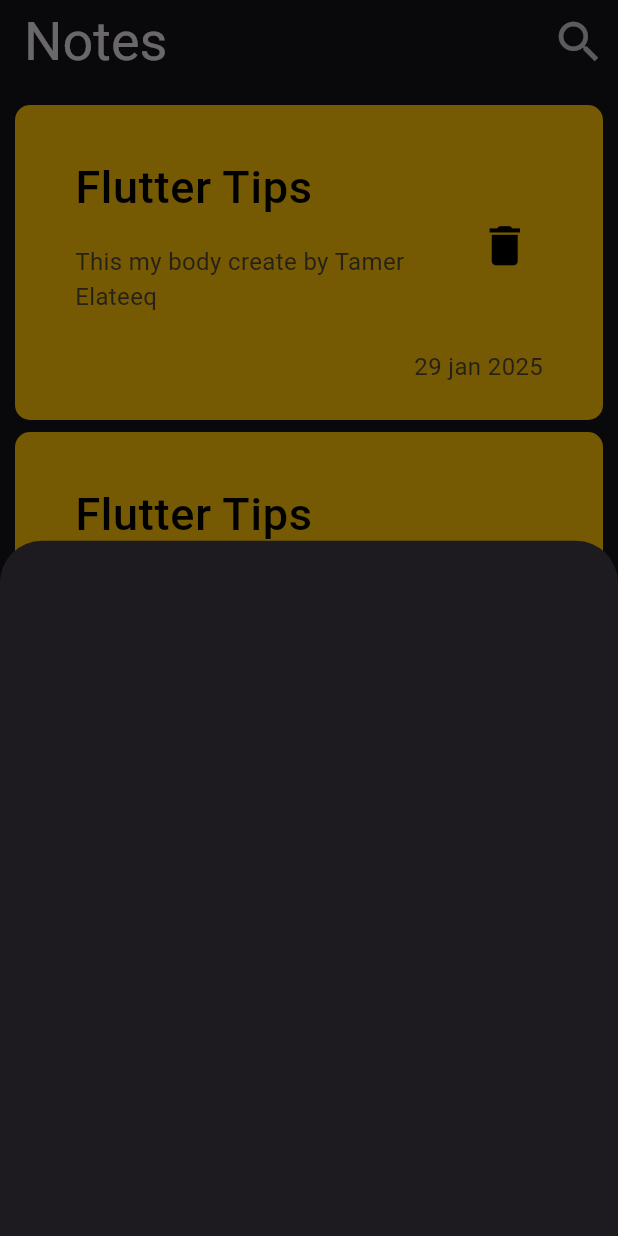
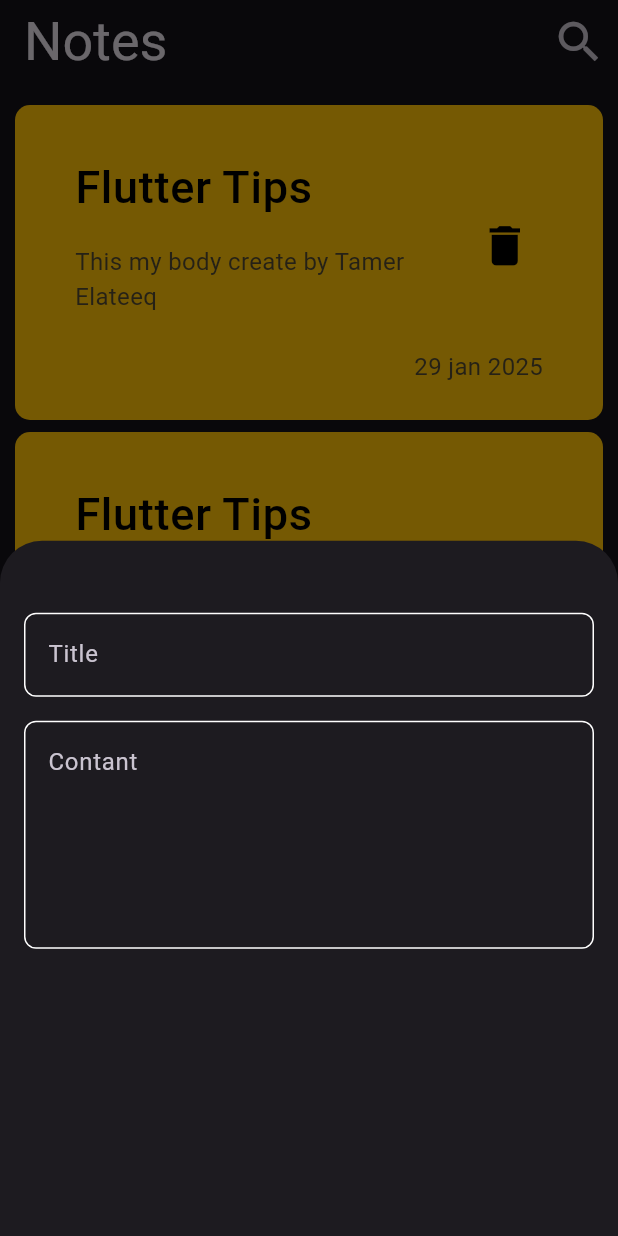
Before and after one commit to tamerelateeq/notes_app, a Flutter app: the screen it shows after launch, after a tap on the "add" icon, on a phone screen of 412 x 824 dp. Run offline on Flutter 3.47's test engine with Material 3 defaults, Android fonts, the phone set to English and light mode, and no system bars.

Commit message:
add textfields to button sheet

```diff
--- a/lib/Widgets/add_note_button_sheet.dart
+++ b/lib/Widgets/add_note_button_sheet.dart
@@ -1,10 +1,34 @@
 import 'package:flutter/material.dart';
+import 'package:notes_app/Widgets/cutome_textfiled.dart';
 
 class AddNoteButtonSheet extends StatelessWidget {
   const AddNoteButtonSheet({super.key});
 
   @override
   Widget build(BuildContext context) {
-    return Container();
+    return Container(
+      child: Padding(
+        padding: const EdgeInsets.all(16),
+        child: Column(
+          children: [
+            SizedBox(
+              height: 32,
+            ),
+            // this textfield for Title
+            CustomeTextField(
+              hintText: 'Title',
+            ),
+            SizedBox(
+              height: 16,
+            ),
+            // this textfield for contant
+            CustomeTextField(
+              hintText: 'Contant',
+              maxLines: 5,
+            )
+          ],
+        ),
+      ),
+    );
   }
 }
--- /dev/null
+++ b/lib/Widgets/cutome_textfiled.dart
@@ -0,0 +1,28 @@
+import 'package:flutter/material.dart';
+import 'package:notes_app/constant.dart';
+
+class CustomeTextField extends StatelessWidget {
+  const CustomeTextField(
+      {super.key, required this.hintText, this.maxLines = 1});
+  final String hintText;
+  final int maxLines;
+  @override
+  Widget build(BuildContext context) {
+    return TextField(
+      maxLines: maxLines,
+      decoration: InputDecoration(
+        border: BuildBulder(),
+        enabledBorder: BuildBulder(),
+        focusedBorder: BuildBulder(kColorPrimary),
+        hintText: hintText,
+      ),
+    );
+  }
+
+  OutlineInputBorder BuildBulder([color]) {
+    return OutlineInputBorder(
+      borderRadius: BorderRadius.circular(8),
+      borderSide: BorderSide(color: color ?? Colors.white),
+    );
+  }
+}
--- /dev/null
+++ b/lib/constant.dart
@@ -0,0 +1,3 @@
+import 'package:flutter/material.dart';
+
+const kColorPrimary = Color(0xff62fcd7);
```
